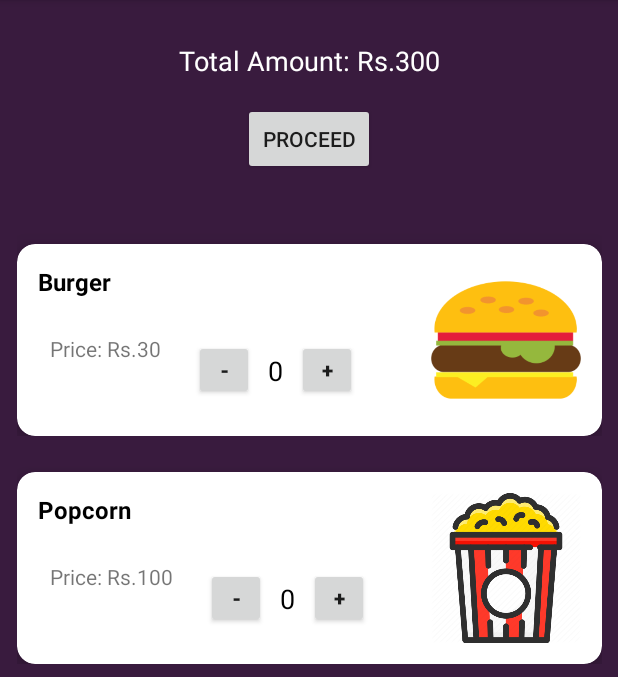
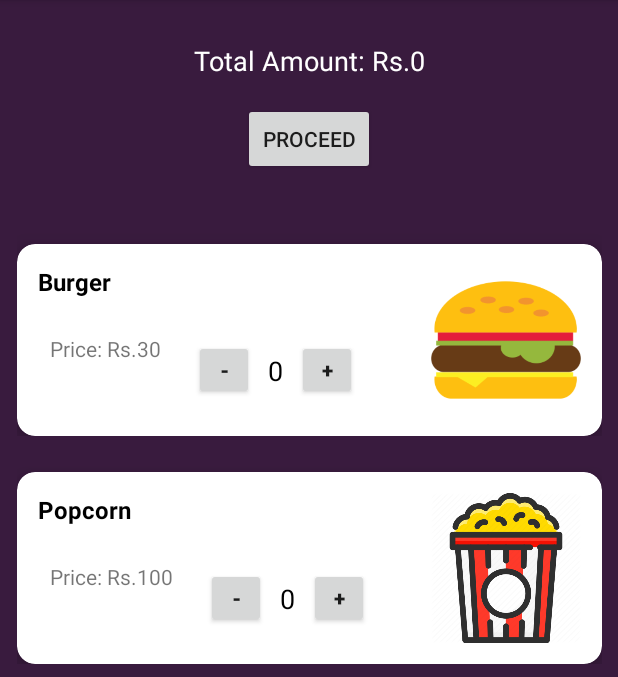
Before and after one commit to namitgpta/cinema-booking-system, an Android app: the snacks screen opened directly, with no data from a screen before it, on a phone screen of 412 x 824 dp, the part 84-761 px from its top. Run offline under Robolectric (Android 15) with nearby library versions, the phone set to English and light mode, and no system bars; Roboto replaces fonts that are not available here.

Commit message:
cinema dbms 31 Oct 2020_6

```diff
--- a/app/src/main/java/com/namit/cinemabookingsystem/adapter/snacks_RecyclerViewAdapter.java
+++ b/app/src/main/java/com/namit/cinemabookingsystem/adapter/snacks_RecyclerViewAdapter.java
@@ -21,6 +21,7 @@ import com.namit.cinemabookingsystem.R;
 import com.namit.cinemabookingsystem.Seat_selection;
 import com.namit.cinemabookingsystem.after_payment;
 import com.namit.cinemabookingsystem.review_payment;
+import com.namit.cinemabookingsystem.snacks;
 
 public class snacks_RecyclerViewAdapter extends RecyclerView.Adapter<snacks_RecyclerViewAdapter.ViewHolder> {
     private Context context;
@@ -45,19 +46,25 @@ public class snacks_RecyclerViewAdapter extends RecyclerView.Adapter<snacks_Recy
         c1.moveToPosition(position);
 
         viewHolder.snack_name.setText(c1.getString(1));
-        String init_price="Price: Rs."+c1.getString(2);
+        int snackPrice=c1.getInt(2);
+        String init_price="Price: Rs."+snackPrice;
         viewHolder.snack_price.setText(init_price);
         viewHolder.qty.setText(String.valueOf(0));
-//        viewHolder.plus.setOnClickListener(v -> {
-//            viewHolder.qty.setText(Integer.parseInt(viewHolder.qty.getText().toString())+1);
-//
-//        });
-//        viewHolder.minus.setOnClickListener(v -> {
-//            if(Integer.parseInt(viewHolder.qty.getText().toString())>0){
-//                viewHolder.qty.setText(Integer.parseInt(viewHolder.qty.getText().toString())-1);
-//            }
-//
-//        });
+        viewHolder.plus.setOnClickListener(v -> {
+            viewHolder.qty.setText(String.valueOf(Integer.parseInt(viewHolder.qty.getText().toString())+1));
+            Seat_selection.amount+=snackPrice;
+            String total_amount_snacks_str="Total Amount: Rs."+Seat_selection.amount;
+            snacks.total_amount_snacks.setText(total_amount_snacks_str);
+        });
+        viewHolder.minus.setOnClickListener(v -> {
+            if(Integer.parseInt(viewHolder.qty.getText().toString())>0){
+                viewHolder.qty.setText(String.valueOf(Integer.parseInt(viewHolder.qty.getText().toString())-1));
+                Seat_selection.amount-=snackPrice;
+                String total_amount_snacks_str="Total Amount: Rs."+Seat_selection.amount;
+                snacks.total_amount_snacks.setText(total_amount_snacks_str);
+            }
+
+        });
 //        String portrait_photo=c1.getString(0)+"_portrait";
         int resId= context.getResources().getIdentifier(c1.getString(0), "raw", context.getPackageName());
         viewHolder.snack_portrait_photo.setBackgroundResource(resId);
--- a/app/src/main/java/com/namit/cinemabookingsystem/snacks.java
+++ b/app/src/main/java/com/namit/cinemabookingsystem/snacks.java
@@ -9,6 +9,7 @@ import android.database.Cursor;
 import android.database.sqlite.SQLiteDatabase;
 import android.os.Bundle;
 import android.view.View;
+import android.widget.TextView;
 
 import com.namit.cinemabookingsystem.adapter.payment_RecyclerViewAdapter;
 import com.namit.cinemabookingsystem.adapter.snacks_RecyclerViewAdapter;
@@ -18,6 +19,7 @@ public class snacks extends AppCompatActivity {
     private snacks_RecyclerViewAdapter snacks_recyclerViewAdapter;
     public SQLiteDatabase myDb;
     public static Cursor c1;
+    public static TextView total_amount_snacks;
 
     @Override
     protected void onCreate(Bundle savedInstanceState) {
@@ -31,8 +33,11 @@ public class snacks extends AppCompatActivity {
 
         //setup adapter
         snacks_recyclerViewAdapter =new snacks_RecyclerViewAdapter(snacks.this, c1);
+        recyclerViewSnacks.setAdapter(snacks_recyclerViewAdapter);
 
-        recyclerViewSnacks.setAdapter(snacks_recyclerViewAdapter);
+        total_amount_snacks=findViewById(R.id.total_amount_snacks);
+        String total_amount_snacks_str="Total Amount: Rs."+Seat_selection.amount;
+        total_amount_snacks.setText(total_amount_snacks_str);
     }
 
     private void initial(){
--- a/app/src/main/res/layout/activity_snacks.xml
+++ b/app/src/main/res/layout/activity_snacks.xml
@@ -17,7 +17,7 @@
         app:layout_constraintTop_toBottomOf="@+id/proceed_snacks" />
 
     <TextView
-        android:id="@+id/textView4"
+        android:id="@+id/total_amount_snacks"
         android:layout_width="wrap_content"
         android:layout_height="wrap_content"
         android:layout_marginTop="28dp"
@@ -36,7 +36,7 @@
         android:text="@string/proceed"
         app:layout_constraintEnd_toEndOf="parent"
         app:layout_constraintStart_toStartOf="parent"
-        app:layout_constraintTop_toBottomOf="@+id/textView4"
+        app:layout_constraintTop_toBottomOf="@+id/total_amount_snacks"
         android:onClick="snacks_to_review_payment_intent"/>
 
 </androidx.constraintlayout.widget.ConstraintLayout>
```
